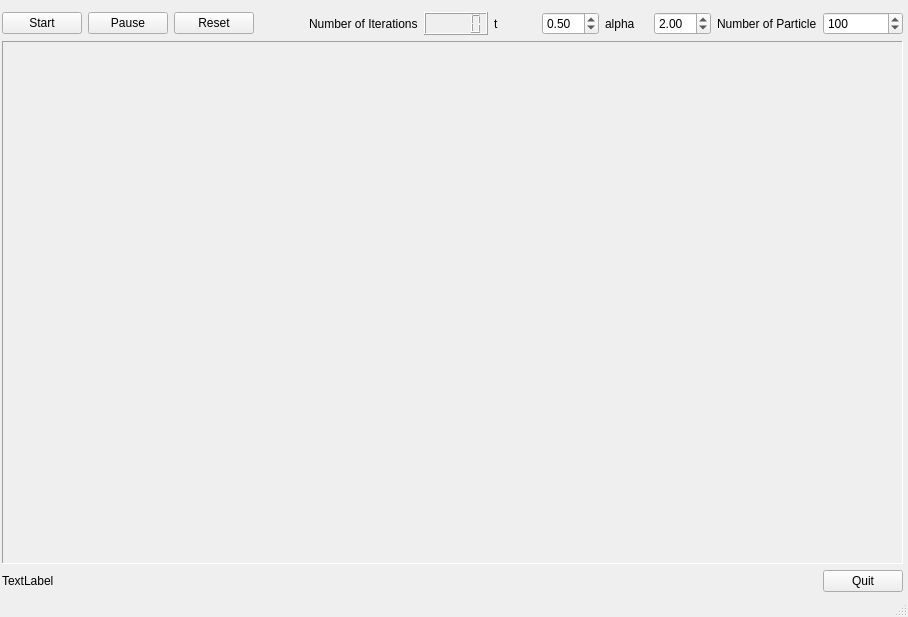
This is codigos/QtRandon/SimpleHidrodynamic/interface.ui in emiliobrazil/randomview as Qt 5 draws it before an edit. The edited form follows.
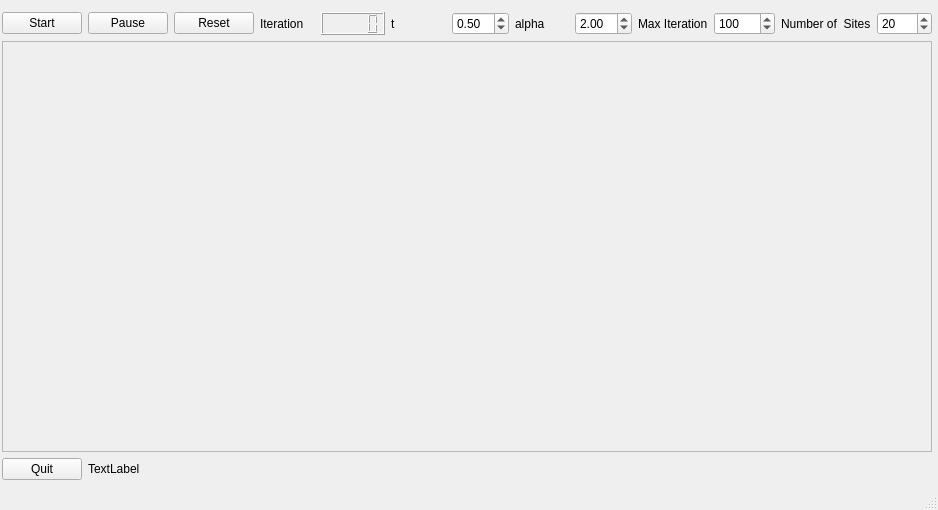
This is the edited form.

The edit to the form file:
```diff
--- a/codigos/QtRandon/SimpleHidrodynamic/interface.ui
+++ b/codigos/QtRandon/SimpleHidrodynamic/interface.ui
@@ -6,8 +6,8 @@
    <rect>
     <x>0</x>
     <y>0</y>
-    <width>908</width>
-    <height>617</height>
+    <width>938</width>
+    <height>510</height>
    </rect>
   </property>
   <property name="windowTitle">
@@ -19,41 +19,51 @@
      <rect>
       <x>0</x>
       <y>10</y>
-      <width>905</width>
-      <height>584</height>
+      <width>934</width>
+      <height>472</height>
      </rect>
     </property>
     <layout class="QGridLayout" name="gridLayout">
      <property name="margin">
       <number>2</number>
      </property>
-     <item row="0" column="13">
-      <widget class="QSpinBox" name="numberOfParticleSpinBox">
-       <property name="minimum">
-        <number>21</number>
+     <item row="0" column="8">
+      <widget class="QDoubleSpinBox" name="tSpinBox">
+       <property name="singleStep">
+        <double>0.050000000000000</double>
        </property>
-       <property name="maximum">
-        <number>900</number>
+       <property name="value">
+        <double>0.500000000000000</double>
        </property>
+      </widget>
+     </item>
+     <item row="0" column="10">
+      <widget class="QDoubleSpinBox" name="alphaSpinBox">
+       <property name="singleStep">
+        <double>0.050000000000000</double>
+       </property>
        <property name="value">
-        <number>100</number>
+        <double>2.000000000000000</double>
        </property>
       </widget>
      </item>
-     <item row="0" column="12">
-      <widget class="QLabel" name="label">
+     <item row="0" column="9">
+      <widget class="QLabel" name="label_4">
+       <property name="layoutDirection">
+        <enum>Qt::RightToLeft</enum>
+       </property>
        <property name="text">
-        <string>Number of Particle</string>
+        <string>alpha</string>
        </property>
       </widget>
      </item>
      <item row="0" column="7">
-      <widget class="QLCDNumber" name="lcdNumber"/>
-     </item>
-     <item row="0" column="6">
-      <widget class="QLabel" name="label_2">
+      <widget class="QLabel" name="label_t">
+       <property name="layoutDirection">
+        <enum>Qt::RightToLeft</enum>
+       </property>
        <property name="text">
-        <string>Number of Iterations</string>
+        <string>t</string>
        </property>
       </widget>
      </item>
@@ -71,40 +81,6 @@
        </property>
       </widget>
      </item>
-     <item row="0" column="9">
-      <widget class="QDoubleSpinBox" name="tSpinBox">
-       <property name="singleStep">
-        <double>0.050000000000000</double>
-       </property>
-       <property name="value">
-        <double>0.500000000000000</double>
-       </property>
-      </widget>
-     </item>
-     <item row="2" column="13">
-      <widget class="QPushButton" name="quitButton">
-       <property name="text">
-        <string>Quit</string>
-       </property>
-      </widget>
-     </item>
-     <item row="0" column="11">
-      <widget class="QDoubleSpinBox" name="alphaSpinBox">
-       <property name="singleStep">
-        <double>0.050000000000000</double>
-       </property>
-       <property name="value">
-        <double>2.000000000000000</double>
-       </property>
-      </widget>
-     </item>
-     <item row="0" column="10">
-      <widget class="QLabel" name="label_4">
-       <property name="text">
-        <string>alpha</string>
-       </property>
-      </widget>
-     </item>
      <item row="0" column="4">
       <widget class="QPushButton" name="resetButton">
        <property name="text">
@@ -112,33 +88,92 @@
        </property>
       </widget>
      </item>
-     <item row="2" column="2" colspan="11">
+     <item row="0" column="12">
+      <widget class="QSpinBox" name="maxIterationSpinBox">
+       <property name="minimum">
+        <number>1</number>
+       </property>
+       <property name="maximum">
+        <number>10000</number>
+       </property>
+       <property name="singleStep">
+        <number>20</number>
+       </property>
+       <property name="value">
+        <number>100</number>
+       </property>
+      </widget>
+     </item>
+     <item row="0" column="11">
+      <widget class="QLabel" name="label_3">
+       <property name="text">
+        <string>Max Iteration</string>
+       </property>
+      </widget>
+     </item>
+     <item row="0" column="5">
+      <widget class="QLabel" name="label_2">
+       <property name="text">
+        <string>Iteration</string>
+       </property>
+      </widget>
+     </item>
+     <item row="0" column="13">
+      <widget class="QLabel" name="label">
+       <property name="layoutDirection">
+        <enum>Qt::RightToLeft</enum>
+       </property>
+       <property name="text">
+        <string>Number of  Sites</string>
+       </property>
+      </widget>
+     </item>
+     <item row="0" column="14">
+      <widget class="QSpinBox" name="numberOfSitesSpinBox">
+       <property name="minimum">
+        <number>15</number>
+       </property>
+       <property name="maximum">
+        <number>999</number>
+       </property>
+       <property name="singleStep">
+        <number>10</number>
+       </property>
+       <property name="value">
+        <number>20</number>
+       </property>
+      </widget>
+     </item>
+     <item row="2" column="2">
+      <widget class="QPushButton" name="quitButton">
+       <property name="text">
+        <string>Quit</string>
+       </property>
+      </widget>
+     </item>
+     <item row="2" column="3" colspan="12">
       <widget class="QLabel" name="status_label">
        <property name="text">
         <string>TextLabel</string>
        </property>
       </widget>
      </item>
-     <item row="0" column="8">
-      <widget class="QLabel" name="label_t">
-       <property name="text">
-        <string>t</string>
-       </property>
-      </widget>
+     <item row="0" column="6">
+      <widget class="QLCDNumber" name="lcdNumber"/>
      </item>
-     <item row="1" column="2" colspan="12">
+     <item row="1" column="2" colspan="13">
       <widget class="QFrame" name="frame">
        <property name="minimumSize">
         <size>
-         <width>600</width>
-         <height>512</height>
+         <width>400</width>
+         <height>400</height>
         </size>
        </property>
        <property name="frameShape">
-        <enum>QFrame::Panel</enum>
+        <enum>QFrame::StyledPanel</enum>
        </property>
        <property name="frameShadow">
-        <enum>QFrame::Sunken</enum>
+        <enum>QFrame::Raised</enum>
        </property>
       </widget>
      </item>
```
Left out of the diff: 1 changed line with no effect on the pictures.
